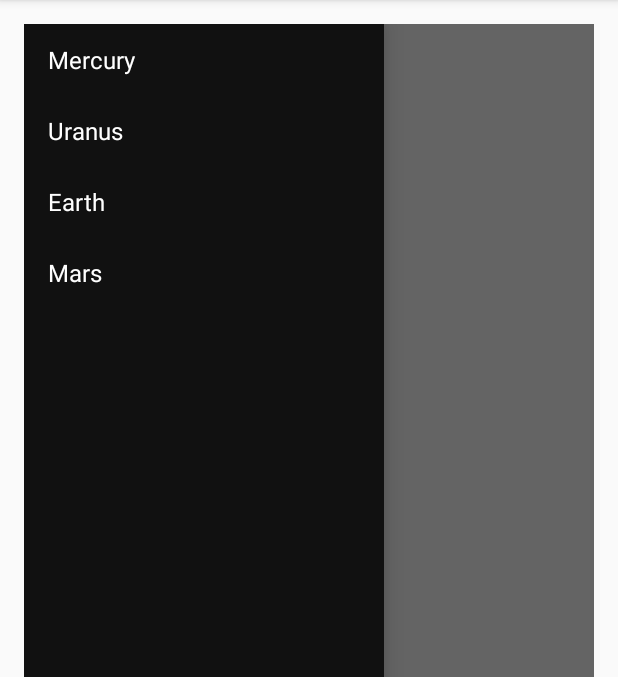
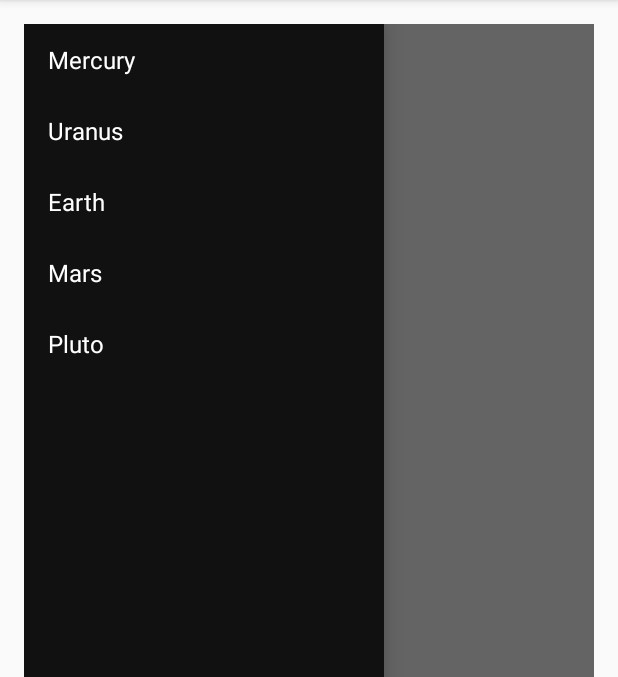
Before and after one commit to pjanos18/Bored-in-Charlotte, an Android app: the screen it shows after launch (MainActivity), with the side drawer open, on a phone screen of 412 x 824 dp, the part 84-761 px from its top. Run offline under Robolectric (Android 15) with nearby library versions, the phone set to English and light mode, and no system bars.

Commit message:
added Pluto

```diff
--- a/app/src/main/java/com/example/paul/boredincharlotte/MainActivity.java
+++ b/app/src/main/java/com/example/paul/boredincharlotte/MainActivity.java
@@ -11,7 +11,8 @@ public class MainActivity extends AppCompatActivity {
             "Mercury",
             "Uranus",
             "Earth",
-            "Mars"
+            "Mars",
+            "Pluto"
     };
     private DrawerLayout mDrawerLayout;
     private ListView mDrawerList;
```
